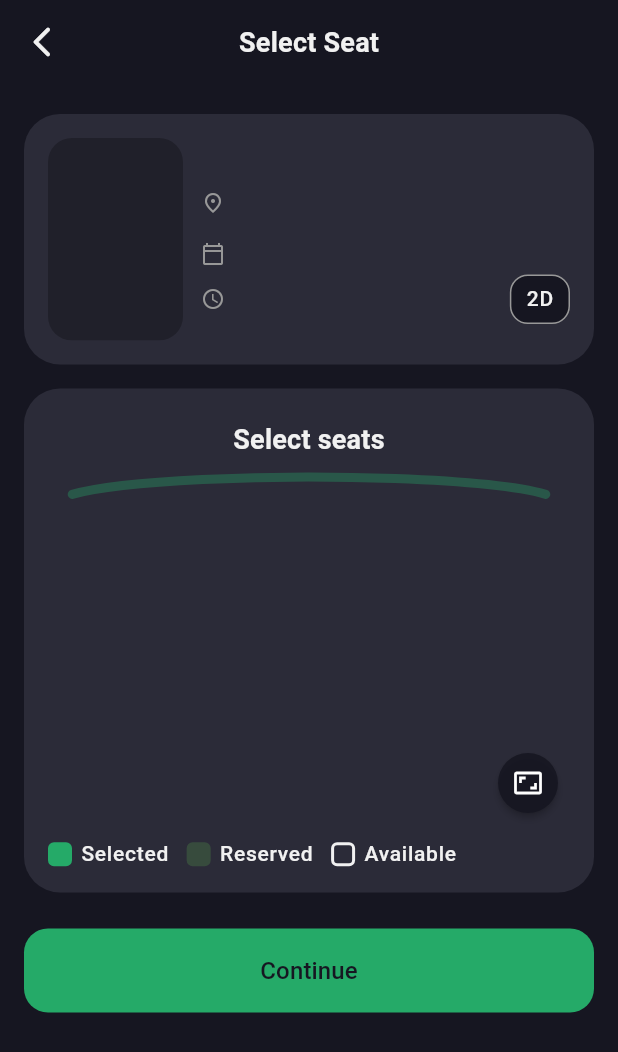
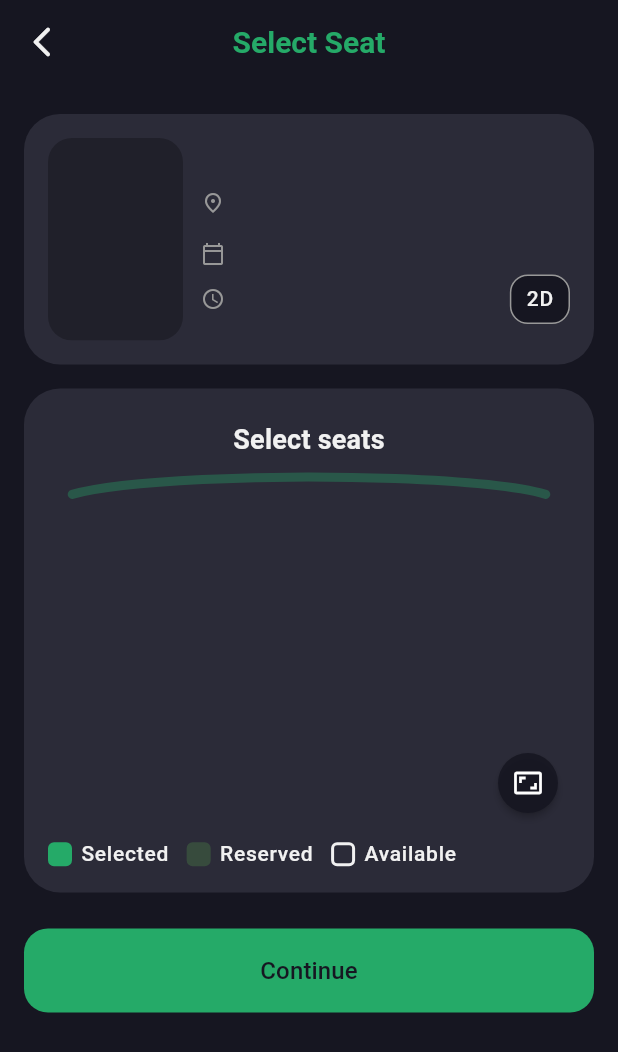
Before and after one commit to Kino-Live/Mobile, a Flutter app: the SeatSelectionForm widget shown alone on an empty page, opened directly with empty values, on a phone screen of 412 x 824 dp. Shown: the top 1052 px of the screen. Run offline on Flutter 3.47's test engine with Material 3 defaults, Android fonts, the phone set to English and light mode, and no system bars; our stand-ins replace dio, flutter_hooks, flutter_riverpod, flutter_secure_storage, go_router, google_sign_in and 1 more; accounts and stored records are empty.

Commit message:
Changed color of AppBar of seat_selection_form.dart

```diff
--- a/lib/presentation/screens/booking/seats/seat_selection_form.dart
+++ b/lib/presentation/screens/booking/seats/seat_selection_form.dart
@@ -119,7 +119,8 @@ class _SeatSelectionFormState extends State<SeatSelectionForm>
             centerTitle: true,
             title: Text(
               'Select Seat',
-              style: tt.titleMedium?.copyWith(fontWeight: FontWeight.w600),
+              textAlign: TextAlign.center,
+              style: tt.headlineMedium?.copyWith(color: cs.primary),
             ),
           ),
           SliverToBoxAdapter(
```
